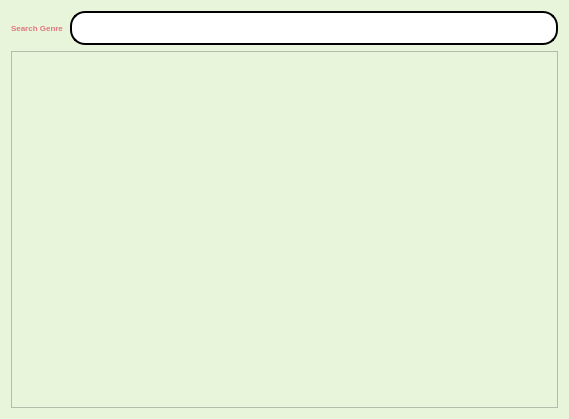
The window that genreList.ui (salmajaghoua23/Library) describes before a commit, drawn with Qt 5.
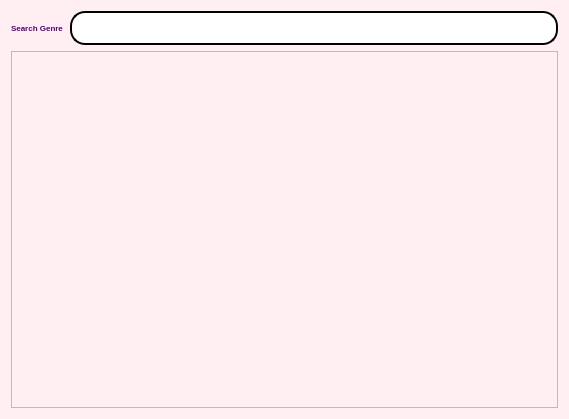
The same window after the commit.

Diff of the .ui file:
```diff
--- a/genreList.ui
+++ b/genreList.ui
@@ -19,7 +19,7 @@
    <string>Dialog</string>
   </property>
   <property name="styleSheet">
-   <string notr="true">background-color:#e9f5db;</string>
+   <string notr="true">background-color:rgb(255, 239, 242);</string>
   </property>
   <layout class="QVBoxLayout" name="verticalLayout_2">
    <item>
@@ -30,7 +30,8 @@
         <widget class="QLabel" name="label_9">
          <property name="styleSheet">
           <string notr="true">font: 14pt &quot;georgia&quot;;
-color: #e0777d;</string>
+color: rgb(85, 0, 127);
+font: 700 italic 20pt &quot;Segoe UI&quot;;</string>
          </property>
          <property name="text">
           <string>&lt;html&gt;&lt;head/&gt;&lt;body&gt;&lt;p&gt;&lt;span style=&quot; font-weight:700;&quot;&gt;Search Genre&lt;/span&gt;&lt;/p&gt;&lt;/body&gt;&lt;/html&gt;</string>
```
Left out of the diff: 6 changed lines with no effect on the pictures.
